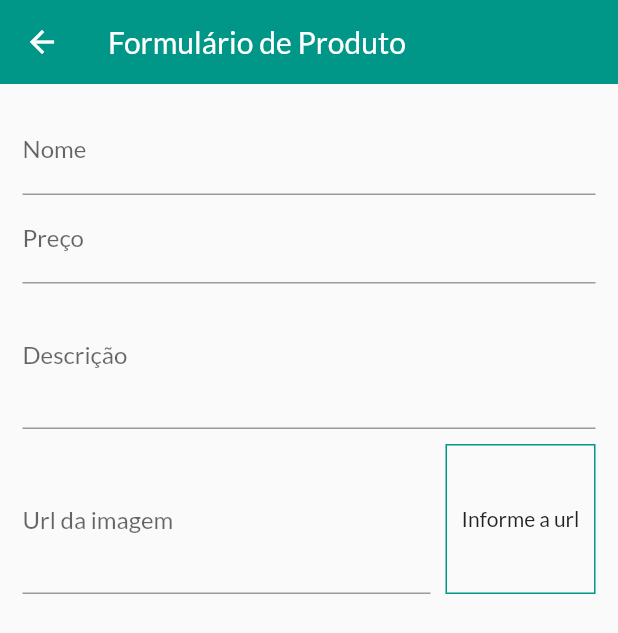
After one commit to larinuness/flutter-shop, a Flutter app: the ProductFormPage screen opened by its route, on a phone screen of 412 x 824 dp. The commit adds this screen. Shown: the top 633 px of the screen. Run offline on Flutter 3.47's test engine with Material 2 defaults, Android fonts, the phone set to English and light mode, and no system bars; network calls fail.

Commit message:
Parte 2 do projeto em andamento

```diff
--- a/flutter_shop/lib/components/order_item.dart
+++ b/flutter_shop/lib/components/order_item.dart
@@ -1,5 +1,5 @@
 import 'package:flutter/material.dart';
-import 'package:flutter_shop/models/order_model.dart';
+import '../models/order_model.dart';
 import 'package:intl/intl.dart';
 
 //stateful pra expander os detalhes
--- a/flutter_shop/lib/components/product_grid.dart
+++ b/flutter_shop/lib/components/product_grid.dart
@@ -2,7 +2,7 @@ import 'package:flutter/material.dart';
 import 'package:provider/provider.dart';
 import '../models/product_list_model.dart';
 import '../models/product_model.dart';
-import 'product_item.dart';
+import 'product_grid_item.dart';
 
 class ProductGrid extends StatelessWidget {
   final bool showFavoriteOnly;
@@ -33,7 +33,7 @@ class ProductGrid extends StatelessWidget {
         return ChangeNotifierProvider.value(
           //usa os produtos que já foram criados
           value: loadedProducts[index],
-          child: const ProductItem(),
+          child: const ProductGridtItem(),
         );
       },
     );
--- a/flutter_shop/lib/main.dart
+++ b/flutter_shop/lib/main.dart
@@ -7,6 +7,8 @@ import 'models/product_list_model.dart';
 import 'pages/cart_page.dart';
 import 'pages/order_page.dart';
 import 'pages/product_detail_page.dart';
+import 'pages/product_form_page.dart';
+import 'pages/products_page.dart';
 import 'pages/products_overview_page.dart';
 import 'utils/app_routes.dart';
 
@@ -33,7 +35,7 @@ class MyApp extends StatelessWidget {
           create: (_) => Cart(),
         ),
         ChangeNotifierProvider(
-          //cria um pedidopz
+          //cria um pedidop
           create: (_) => OrderList(),
         ),
       ],
@@ -50,6 +52,8 @@ class MyApp extends StatelessWidget {
           AppRoutes.cart: (context) => const CartPage(),
           AppRoutes.home: (context) => const ProductsOverviewPage(),
           AppRoutes.orders: (context) => const OrderPage(),
+          AppRoutes.products: (context) => const ProductsPage(),
+          AppRoutes.productsForm: (context) => const ProductFormPage(),
         },
       ),
     );
--- a/flutter_shop/lib/pages/cart_page.dart
+++ b/flutter_shop/lib/pages/cart_page.dart
@@ -1,5 +1,5 @@
 import 'package:flutter/material.dart';
-import 'package:flutter_shop/models/order_list_model.dart';
+import '../models/order_list_model.dart';
 import '../components/cart_item_widget.dart';
 import 'package:provider/provider.dart';
 
--- a/flutter_shop/lib/pages/order_page.dart
+++ b/flutter_shop/lib/pages/order_page.dart
@@ -1,6 +1,6 @@
 import 'package:flutter/material.dart';
-import 'package:flutter_shop/components/order_item.dart';
-import 'package:flutter_shop/models/order_list_model.dart';
+import '../components/order_item.dart';
+import '../models/order_list_model.dart';
 import 'package:provider/provider.dart';
 import '../components/app_drawer.dart';
 
--- /dev/null
+++ b/flutter_shop/lib/pages/product_form_page.dart
@@ -0,0 +1,104 @@
+import 'package:flutter/material.dart';
+import 'package:flutter/services.dart';
+
+class ProductFormPage extends StatefulWidget {
+  const ProductFormPage({Key? key}) : super(key: key);
+
+  @override
+  _ProductFormPageState createState() => _ProductFormPageState();
+}
+
+class _ProductFormPageState extends State<ProductFormPage> {
+  @override
+  Widget build(BuildContext context) {
+    final _priceFocus = FocusNode();
+    final _descriptionFocus = FocusNode();
+    final _imageUrlFocus = FocusNode();
+    final _imageUrlController = TextEditingController();
+
+    @override
+    void dispose() {
+      super.dispose();
+      _priceFocus.dispose();
+      _descriptionFocus.dispose();
+      _imageUrlFocus.dispose();
+    }
+
+    return Scaffold(
+      appBar: AppBar(
+        title: const Text('Formulário de Produto'),
+        elevation: 0,
+      ),
+      body: Padding(
+        padding: const EdgeInsets.all(15.0),
+        child: Form(
+          child: ListView(
+            children: [
+              TextFormField(
+                decoration: const InputDecoration(labelText: 'Nome'),
+                textInputAction: TextInputAction.next,
+                onFieldSubmitted: (_) {
+                  //vai focar no field de preço
+                  FocusScope.of(context).requestFocus(_priceFocus);
+                },
+              ),
+              TextFormField(
+                focusNode: _priceFocus,
+                keyboardType: const TextInputType.numberWithOptions(
+                  decimal: true,
+                ),
+                decoration: const InputDecoration(labelText: 'Preço'),
+                textInputAction: TextInputAction.next,
+                onFieldSubmitted: (_) {
+                  //vai focar no field de descrição
+                  FocusScope.of(context).requestFocus(_descriptionFocus);
+                },
+              ),
+              TextFormField(
+                decoration: const InputDecoration(labelText: 'Descrição'),
+                textInputAction: TextInputAction.next,
+                focusNode: _descriptionFocus,
+                maxLines: 3,
+                onFieldSubmitted: (_) {
+                  //vai focar no field de descrição
+                  FocusScope.of(context).requestFocus(_imageUrlFocus);
+                },
+              ),
+              Row(
+                //alinha os dois items
+                crossAxisAlignment: CrossAxisAlignment.end,
+                children: [
+                  Expanded(
+                    child: TextFormField(
+                      controller: _imageUrlController,
+                      keyboardType: TextInputType.url,
+                      decoration:
+                          const InputDecoration(labelText: 'Url da imagem'),
+                      textInputAction: TextInputAction.next,
+                      focusNode: _imageUrlFocus,
+                      maxLines: 3,
+                    ),
+                  ),
+                  Container(
+                    height: 100,
+                    width: 100,
+                    margin: const EdgeInsets.only(top: 10, left: 10),
+                    decoration: BoxDecoration(
+                      border: Border.all(color: Colors.teal, width: 1),
+                    ),
+                    alignment: Alignment.center,
+                    child: _imageUrlController.text.isEmpty
+                        ? const Text('Informe a url')
+                        : FittedBox(
+                            child: Image.network(_imageUrlController.text),
+                            fit: BoxFit.cover),
+                  ),
+                ],
+              ),
+            ],
+          ),
+        ),
+      ),
+    );
+  }
+}
--- a/flutter_shop/lib/pages/products_overview_page.dart
+++ b/flutter_shop/lib/pages/products_overview_page.dart
@@ -1,5 +1,5 @@
 import 'package:flutter/material.dart';
-import 'package:flutter_shop/components/app_drawer.dart';
+import '../components/app_drawer.dart';
 import '../utils/app_routes.dart';
 import 'package:provider/provider.dart';
 
@@ -47,8 +47,6 @@ class _ProductsOverviewPageState extends State<ProductsOverviewPage> {
                   } else {
                     _showFavoriteOnly = false;
                   }
-                  // ignore: avoid_print
-                  print(_showFavoriteOnly);
                 },
               );
             },
--- a/flutter_shop/lib/utils/app_routes.dart
+++ b/flutter_shop/lib/utils/app_routes.dart
@@ -3,4 +3,6 @@ class AppRoutes {
   static const cart = '/cart';
   static const home = '/';
   static const orders = '/orders';
+  static const products = '/products';
+  static const productsForm = '/products-form';
 }
```
Also changed, not shown: flutter_shop/lib/components/app_drawer.dart (+9 -1 lines), flutter_shop/lib/components/cart_item_widget.dart (+24 -0 lines), flutter_shop/lib/components/product_grid_item.dart (added, +89 -0 lines), flutter_shop/lib/components/product_item.dart (+16 -62 lines), flutter_shop/lib/models/cart_model.dart (+26 -0 lines), flutter_shop/lib/pages/products_page.dart (added, +45 -0 lines).
